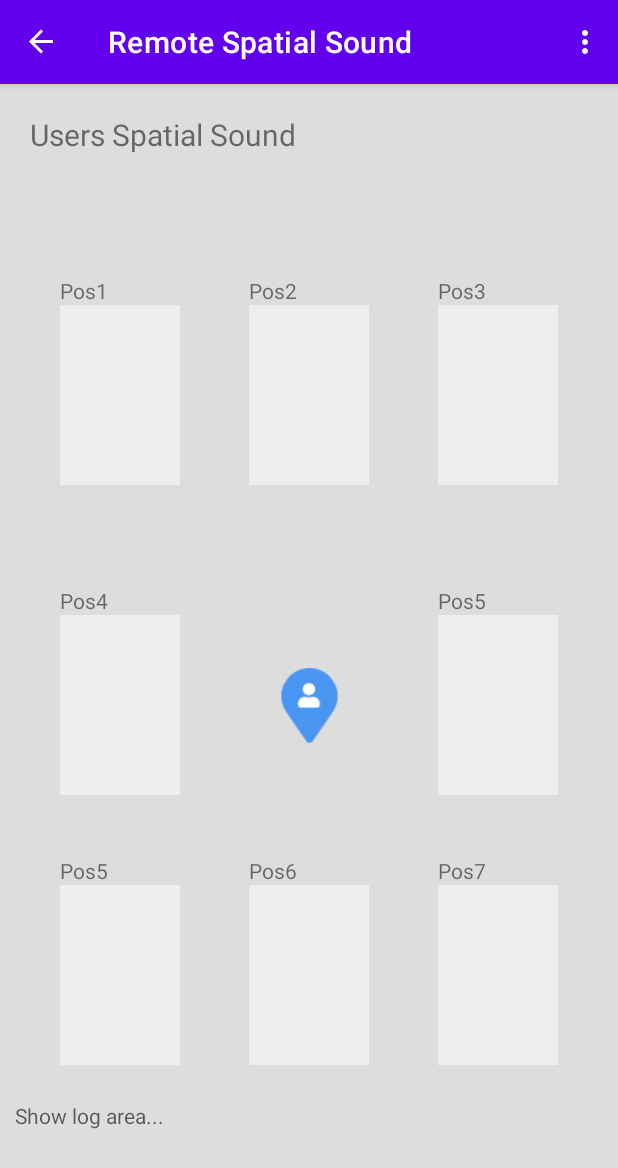
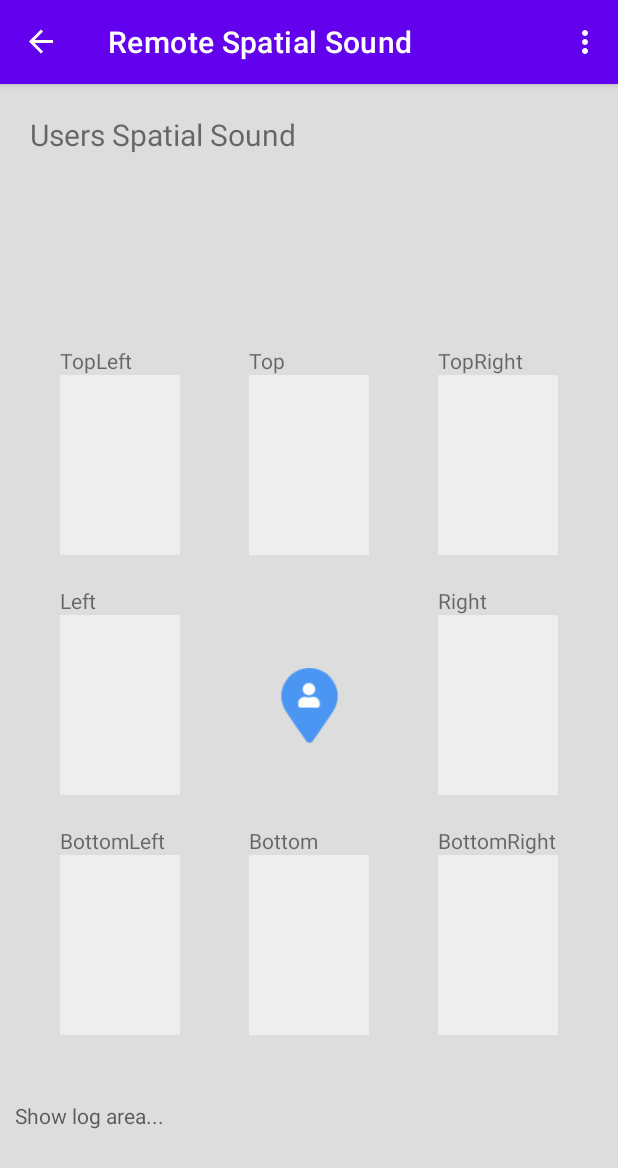
Before and after one commit to AgoraIO-Community/3DSpatialAudioDemo, an Android app: the RemoteSpatialSound screen opened through its navigation route, on a phone screen of 412 x 824 dp. Shown: the top 1168 px of the screen. Run offline under Robolectric (Android 15) with nearby library versions, the phone set to English and light mode, and no system bars; our stand-ins replace navigation-ui; libraries missing offline, so code that uses them is left out: io.agora.mediaplayer; 12 statements that could not run were skipped.

Commit message:
modify spatial position

```diff
--- a/src/Android/3DSpatialDemo/app/build.gradle
+++ b/src/Android/3DSpatialDemo/app/build.gradle
@@ -13,8 +13,8 @@ android {
         applicationId "io.agora.nathan.spatialsound"
         minSdk 21
         targetSdk 32
-        versionCode 4
-        versionName "1.0.4"
+        versionCode 6
+        versionName "1.0.6"
     }
 
     buildTypes {
--- a/src/Android/3DSpatialDemo/app/src/main/java/io/agora/nathan/spatialsound/common/AgoraManager.java
+++ b/src/Android/3DSpatialDemo/app/src/main/java/io/agora/nathan/spatialsound/common/AgoraManager.java
@@ -123,13 +123,18 @@ public class AgoraManager {
         localSpatial.muteAllRemoteAudioStreams(muteRemoteAudio);
         localSpatial.setAudioRecvRange(50);
         localSpatial.setDistanceUnit(1);
+
+        setDefaultSelfPosition();
+        return true;
+    }
+
+    public void setDefaultSelfPosition()
+    {
         float[] pos = new float[]{0.0F, 0.0F, 0.0F};
-        float[] forward = new float[]{1.0F, 0.0F, 0.0F};
+        float[] forward = new float[]{0.0F, 1.0F, 0.0F};
         float[] right = new float[]{0.0F, 1.0F, 0.0F};
         float[] up = new float[]{0.0F, 0.0F, 1.0F};
         localSpatial.updateSelfPosition(pos, forward, right, up);
-
-        return true;
     }
 
     public boolean isJoined()
--- a/src/Android/3DSpatialDemo/app/src/main/java/io/agora/nathan/spatialsound/common/PositionManager.java
+++ b/src/Android/3DSpatialDemo/app/src/main/java/io/agora/nathan/spatialsound/common/PositionManager.java
@@ -103,23 +103,23 @@ public class PositionManager {
         Log.i(TAG,"select seat "+seatIndex+" for user "+uid);
         float[] pos = new float[3];
         switch(seatIndex) {
-            case 0:
+            case 2:
                 pos = new float[]{slantMinus, slant, slant};
                 break;
-            case 2:
+            case 1:
                 pos = new float[]{0, 0, axial};
                 break;
-            case 1:
+            case 0:
                 pos = new float[]{slant, slant, slant};
                 break;
-            case 3:
+            case 4:
                 pos = new float[]{axialMinus, 0, 0};
                 break;
-            case 4:
+            case 3:
                 pos = new float[]{axial, 0, 0};
                 break;
             case 5:
-                pos = new float[]{slantMinus, slant, slantMinus};
+                pos = new float[]{slantMinus, slantMinus, slantMinus};
                 break;
             case 7:
                 pos = new float[]{0, 0, axialMinus};
--- a/src/Android/3DSpatialDemo/app/src/main/res/layout/fragment_remote_spatial_sound.xml
+++ b/src/Android/3DSpatialDemo/app/src/main/res/layout/fragment_remote_spatial_sound.xml
@@ -40,10 +40,11 @@
                     android:layout_width="80dp"
                     android:layout_height="120dp"
                     android:layout_marginLeft="40dp"
+                    android:layout_marginBottom="40dp"
                     android:background="#eee"
                     app:layout_constraintBottom_toTopOf="@+id/st3"
                     app:layout_constraintLeft_toLeftOf="parent"
-                    app:layout_constraintTop_toTopOf="parent"
+
                     />
 
                 <io.agora.nathan.spatialsound.widgets.VideoLayout
@@ -89,7 +90,7 @@
                     android:id="@+id/st5"
                     android:layout_width="80dp"
                     android:layout_height="120dp"
-                    android:layout_marginTop="60dp"
+                    android:layout_marginTop="40dp"
                     android:layout_marginLeft="40dp"
                     android:background="#eee"
                     app:layout_constraintTop_toBottomOf="@+id/st3"
@@ -123,7 +124,7 @@
             android:id="@+id/seatName0"
             android:layout_width="wrap_content"
             android:layout_height="wrap_content"
-            android:text="Pos1"
+            android:text="TopLeft"
             app:layout_constraintBottom_toTopOf="@+id/st0"
             app:layout_constraintLeft_toLeftOf="@+id/st0"
             />
@@ -132,7 +133,7 @@
             android:id="@+id/seatName1"
             android:layout_width="wrap_content"
             android:layout_height="wrap_content"
-            android:text="Pos2"
+            android:text="Top"
             app:layout_constraintBottom_toTopOf="@+id/st1"
             app:layout_constraintLeft_toLeftOf="@+id/st1"
             />
@@ -140,7 +141,7 @@
             android:id="@+id/seatName2"
             android:layout_width="wrap_content"
             android:layout_height="wrap_content"
-            android:text="Pos3"
+            android:text="TopRight"
             app:layout_constraintBottom_toTopOf="@+id/st2"
             app:layout_constraintLeft_toLeftOf="@+id/st2"
             />
@@ -148,7 +149,7 @@
             android:id="@+id/seatName3"
             android:layout_width="wrap_content"
             android:layout_height="wrap_content"
-            android:text="Pos4"
+            android:text="Left"
             app:layout_constraintBottom_toTopOf="@+id/st3"
             app:layout_constraintLeft_toLeftOf="@+id/st3"
             />
@@ -156,7 +157,7 @@
             android:id="@+id/seatName4"
             android:layout_width="wrap_content"
             android:layout_height="wrap_content"
-            android:text="Pos5"
+            android:text="Right"
             app:layout_constraintBottom_toTopOf="@+id/st4"
             app:layout_constraintLeft_toLeftOf="@+id/st4"
             />
@@ -164,7 +165,7 @@
             android:id="@+id/seatName5"
             android:layout_width="wrap_content"
             android:layout_height="wrap_content"
-            android:text="Pos5"
+            android:text="BottomLeft"
             app:layout_constraintBottom_toTopOf="@+id/st5"
             app:layout_constraintLeft_toLeftOf="@+id/st5"
             />
@@ -172,7 +173,7 @@
             android:id="@+id/seatName6"
             android:layout_width="wrap_content"
             android:layout_height="wrap_content"
-            android:text="Pos6"
+            android:text="Bottom"
             app:layout_constraintBottom_toTopOf="@+id/st6"
             app:layout_constraintLeft_toLeftOf="@+id/st6"
             />
@@ -180,7 +181,7 @@
             android:id="@+id/seatName7"
             android:layout_width="wrap_content"
             android:layout_height="wrap_content"
-            android:text="Pos7"
+            android:text="BottomRight"
             app:layout_constraintBottom_toTopOf="@+id/st7"
             app:layout_constraintLeft_toLeftOf="@+id/st7"
             />
```
